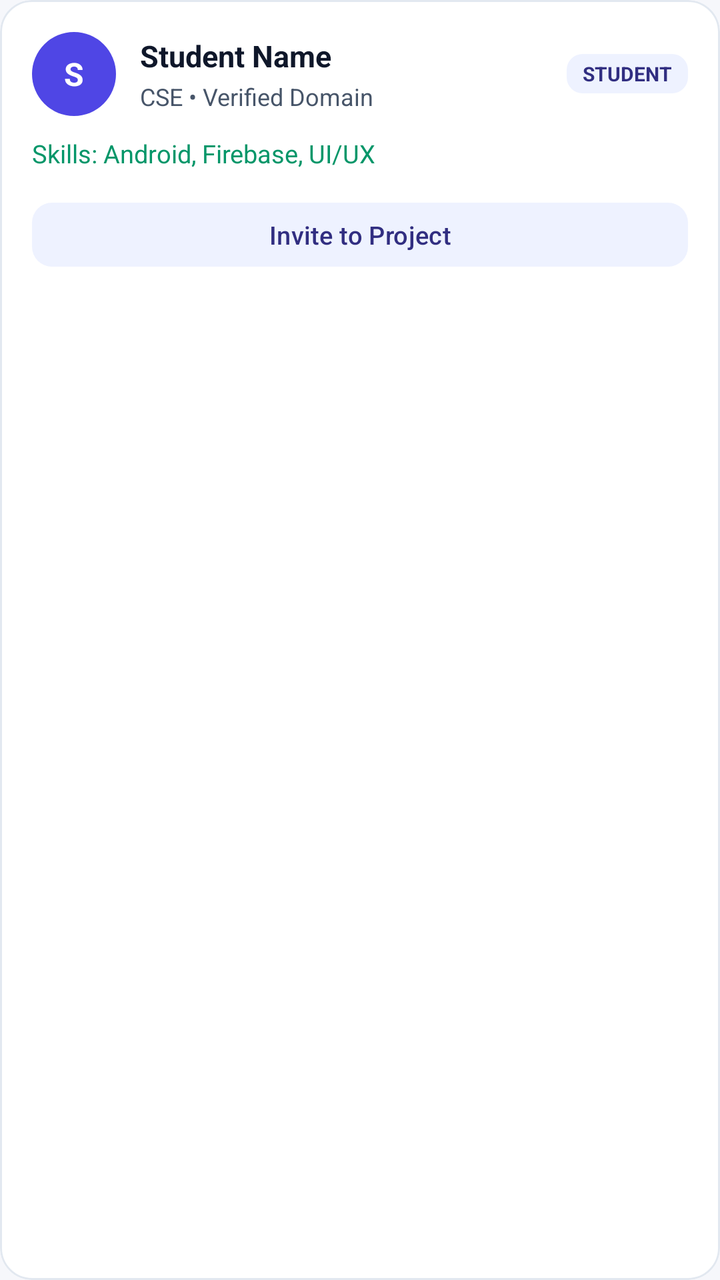
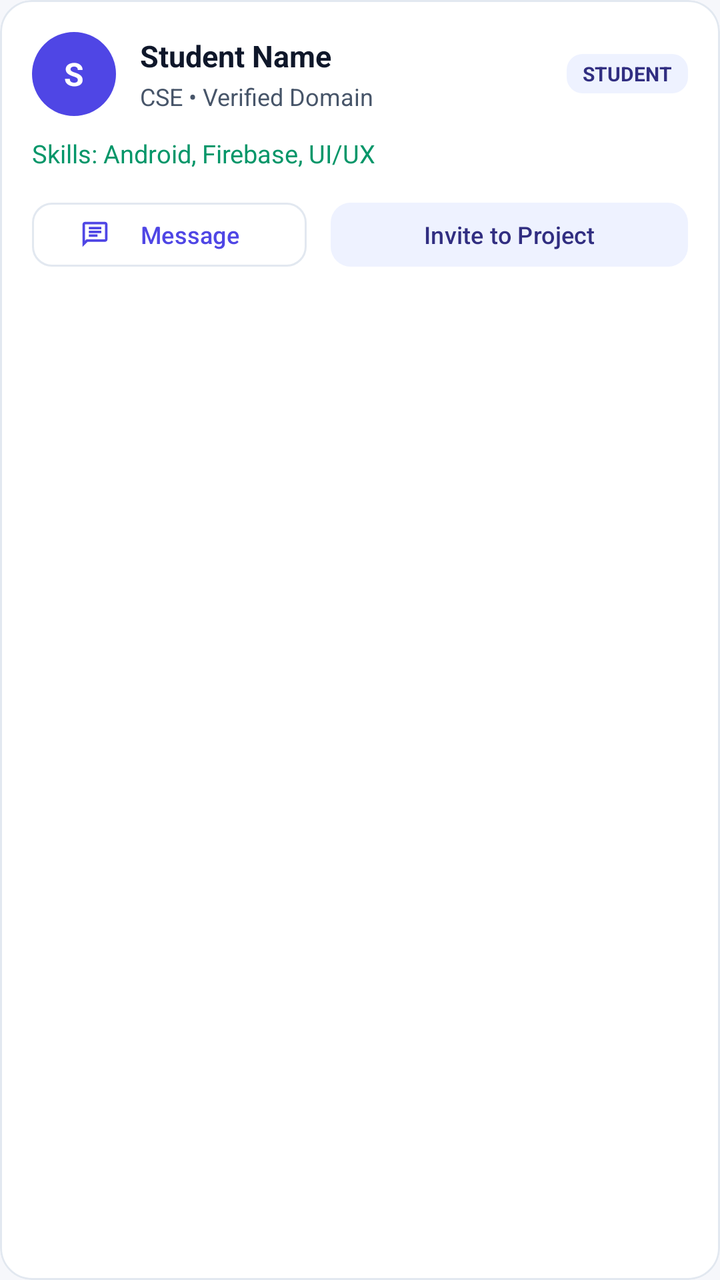

Two renders of the same Android screen: before a commit and after it. Below are the layout's source before the change and the commit's diff.
<!-- AndroidManifest.xml: application theme Theme.ProjectHub -->
<!-- res/layout/item_campus_user.xml -->
<?xml version="1.0" encoding="utf-8"?>
<com.google.android.material.card.MaterialCardView
    xmlns:android="http://schemas.android.com/apk/res/android"
    xmlns:app="http://schemas.android.com/apk/res-auto"
    android:layout_width="match_parent"
    android:layout_height="wrap_content"
    android:layout_marginHorizontal="16dp"
    android:layout_marginVertical="6dp"
    app:cardCornerRadius="16dp"
    app:cardElevation="0dp"
    app:strokeColor="@color/divider"
    app:strokeWidth="1dp"
    app:cardBackgroundColor="@color/surface">

    <LinearLayout
        android:layout_width="match_parent"
        android:layout_height="wrap_content"
        android:orientation="vertical"
        android:padding="16dp">

        <LinearLayout
            android:layout_width="match_parent"
            android:layout_height="wrap_content"
            android:orientation="horizontal"
            android:gravity="center_vertical">

            <TextView
                android:id="@+id/tvDirectoryAvatar"
                android:layout_width="42dp"
                android:layout_height="42dp"
                android:background="@drawable/bg_avatar_circle"
                android:gravity="center"
                android:textColor="@color/on_primary"
                android:textSize="16sp"
                android:textStyle="bold"
                android:text="S" />

            <LinearLayout
                android:layout_width="0dp"
                android:layout_height="wrap_content"
                android:layout_weight="1"
                android:layout_marginStart="12dp"
                android:orientation="vertical">

                <LinearLayout
                    android:layout_width="wrap_content"
                    android:layout_height="wrap_content"
                    android:orientation="horizontal"
                    android:gravity="center_vertical">

                    <TextView
                        android:id="@+id/tvDirectoryName"
                        android:layout_width="wrap_content"
                        android:layout_height="wrap_content"
                        android:textSize="15sp"
                        android:textStyle="bold"
                        android:textColor="@color/text_primary"
                        android:text="Student Name" />

                    <TextView
                        android:id="@+id/tvDirectoryVerified"
                        android:layout_width="wrap_content"
                        android:layout_height="wrap_content"
                        android:layout_marginStart="6dp"
                        android:background="@drawable/bg_badge_doc"
                        android:paddingHorizontal="7dp"
                        android:paddingVertical="2dp"
                        android:text="Verified"
                        android:textSize="10sp"
                        android:textStyle="bold"
                        android:textColor="@color/on_accent_container"
                        android:visibility="gone" />
                </LinearLayout>

                <TextView
                    android:id="@+id/tvDirectoryMeta"
                    android:layout_width="wrap_content"
                    android:layout_height="wrap_content"
                    android:layout_marginTop="2dp"
                    android:textSize="12sp"
                    android:textColor="@color/text_secondary"
                    android:text="CSE • Verified Domain" />
            </LinearLayout>

            <TextView
                android:id="@+id/tvDirectoryRole"
                android:layout_width="wrap_content"
                android:layout_height="wrap_content"
                android:background="@drawable/bg_code_pill"
                android:paddingHorizontal="8dp"
                android:paddingVertical="3dp"
                android:text="STUDENT"
                android:textSize="10sp"
                android:textStyle="bold"
                android:textColor="@color/on_primary_container" />
        </LinearLayout>

        <TextView
            android:id="@+id/tvDirectorySkills"
            android:layout_width="match_parent"
            android:layout_height="wrap_content"
            android:layout_marginTop="10dp"
            android:textSize="12.5sp"
            android:textColor="@color/accent"
            android:text="Skills: Android, Firebase, UI/UX" />

        <TextView
            android:id="@+id/tvDirectoryBio"
            android:layout_width="match_parent"
            android:layout_height="wrap_content"
            android:layout_marginTop="4dp"
            android:textSize="12.5sp"
            android:textColor="@color/text_secondary"
            android:maxLines="2"
            android:ellipsize="end"
            android:visibility="gone" />

        <com.google.android.material.button.MaterialButton
            android:id="@+id/btnInviteToProject"
            style="@style/Widget.Material3.Button.TonalButton"
            android:layout_width="match_parent"
            android:layout_height="40dp"
            android:layout_marginTop="12dp"
            android:text="Invite to Project"
            android:textSize="12.5sp"
            app:cornerRadius="10dp" />
    </LinearLayout>
</com.google.android.material.card.MaterialCardView>
<!-- resources referenced by this layout -->
<resources>
  <color name="accent">#059669</color>
  <color name="divider">#E2E8F0</color>
  <color name="on_accent_container">#065F46</color>
  <color name="on_primary">#FFFFFF</color>
  <color name="on_primary_container">#312E81</color>
  <color name="surface">#FFFFFF</color>
  <color name="text_primary">#0F172A</color>
  <color name="text_secondary">#475569</color>
  <!-- drawable bg_avatar_circle (drawable) -->
  <?xml version="1.0" encoding="utf-8"?>
  <shape xmlns:android="http://schemas.android.com/apk/res/android"
      android:shape="oval">
      <solid android:color="@color/primary" />
  </shape>
  <!-- drawable bg_badge_doc (drawable) -->
  <?xml version="1.0" encoding="utf-8"?>
  <shape xmlns:android="http://schemas.android.com/apk/res/android"
      android:shape="rectangle">
      <corners android:radius="8dp" />
      <solid android:color="@color/issue_doc_bg" />
  </shape>
  <!-- drawable bg_code_pill (drawable) -->
  <?xml version="1.0" encoding="utf-8"?>
  <shape xmlns:android="http://schemas.android.com/apk/res/android"
      android:shape="rectangle">
      <corners android:radius="8dp" />
      <solid android:color="@color/primary_light" />
  </shape>
  <color name="primary">#4F46E5</color>
  <color name="issue_doc_bg">#ECFDF5</color>
  <color name="primary_light">#EEF2FF</color>
  <color name="on_accent">#FFFFFF</color>
  <color name="accent_light">#ECFDF5</color>
  <color name="surface_variant">#EEF0F8</color>
  <color name="background">#F6F7FB</color>
  <color name="priority_urgent">#DC2626</color>
  <!-- unchanged entries left out for length: 1 -->
</resources>

<!-- the commit's change to res/layout/item_campus_user.xml (unified diff, before → after) -->
@@ -115,14 +115,38 @@
             android:ellipsize="end"
             android:visibility="gone" />
 
-        <com.google.android.material.button.MaterialButton
-            android:id="@+id/btnInviteToProject"
-            style="@style/Widget.Material3.Button.TonalButton"
+        <LinearLayout
+            android:id="@+id/layoutDirectoryActions"
             android:layout_width="match_parent"
-            android:layout_height="40dp"
+            android:layout_height="wrap_content"
             android:layout_marginTop="12dp"
-            android:text="Invite to Project"
-            android:textSize="12.5sp"
-            app:cornerRadius="10dp" />
+            android:orientation="horizontal">
+
+            <com.google.android.material.button.MaterialButton
+                android:id="@+id/btnMessageUser"
+                style="@style/Widget.Material3.Button.OutlinedButton"
+                android:layout_width="0dp"
+                android:layout_height="40dp"
+                android:layout_weight="1"
+                android:layout_marginEnd="6dp"
+                android:text="Message"
+                android:textSize="12sp"
+                app:icon="@drawable/ic_chat"
+                app:iconSize="15dp"
+                app:iconPadding="5dp"
+                app:strokeColor="@color/divider"
+                app:cornerRadius="10dp" />
+
+            <com.google.android.material.button.MaterialButton
+                android:id="@+id/btnInviteToProject"
+                style="@style/Widget.Material3.Button.TonalButton"
+                android:layout_width="0dp"
+                android:layout_height="40dp"
+                android:layout_weight="1.3"
+                android:layout_marginStart="6dp"
+                android:text="Invite to Project"
+                android:textSize="12sp"
+                app:cornerRadius="10dp" />
+        </LinearLayout>
     </LinearLayout>
 </com.google.android.material.card.MaterialCardView>
<!-- resource entries referenced after the edit -->
@@ -28,6 +28,16 @@
       <corners android:radius="8dp" />
       <solid android:color="@color/primary_light" />
   </shape>
+  <!-- drawable ic_chat (drawable) -->
+  <vector xmlns:android="http://schemas.android.com/apk/res/android"
+      android:width="24dp"
+      android:height="24dp"
+      android:viewportWidth="24"
+      android:viewportHeight="24">
+      <path
+          android:fillColor="@color/text_primary"
+          android:pathData="M20,2H4c-1.1,0 -2,0.9 -2,2v18l4,-4h14c1.1,0 2,-0.9 2,-2V4c0,-1.1 -0.9,-2 -2,-2zM20,16H5.17L4,17.17V4h16v12zM7,9h10v2H7zM7,6h10v2H7zM7,12h7v2H7z" />
+  </vector>
   <color name="primary">#4F46E5</color>
   <color name="issue_doc_bg">#ECFDF5</color>
   <color name="primary_light">#EEF2FF</color>
